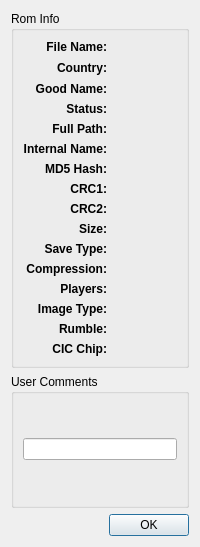
This is main/gui_qt4/rominfodialog.ui in mupen64plus/mupen64plus-oldsvn as Qt 5 draws it before an edit. The edited form follows.
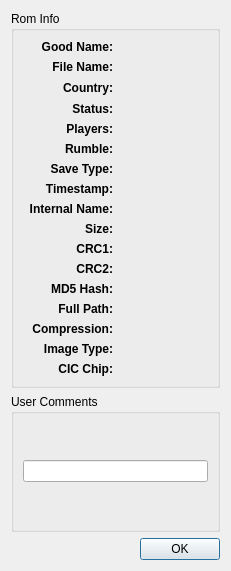
This is the edited form. Custom widgets are drawn as their Qt base class.

Commit message: Somewhat nicer rom properties dialog.

The edit to the form file:
```diff
--- a/main/gui_qt4/rominfodialog.ui
+++ b/main/gui_qt4/rominfodialog.ui
@@ -5,8 +5,8 @@
    <rect>
     <x>0</x>
     <y>0</y>
-    <width>200</width>
-    <height>547</height>
+    <width>231</width>
+    <height>571</height>
    </rect>
   </property>
   <property name="windowTitle" >
@@ -19,7 +19,7 @@
       <string>Rom Info</string>
      </property>
      <layout class="QGridLayout" name="gridLayout" >
-      <item row="0" column="0" >
+      <item row="1" column="0" >
        <widget class="QLabel" name="label_18" >
         <property name="font" >
          <font>
@@ -35,14 +35,14 @@
         </property>
        </widget>
       </item>
-      <item row="0" column="1" >
+      <item row="1" column="1" >
        <widget class="QLabel" name="fileNameLabel" >
         <property name="text" >
          <string/>
         </property>
        </widget>
       </item>
-      <item row="1" column="0" >
+      <item row="3" column="0" >
        <widget class="QLabel" name="label_17" >
         <property name="font" >
          <font>
@@ -58,7 +58,7 @@
         </property>
        </widget>
       </item>
-      <item row="1" column="1" >
+      <item row="3" column="1" >
        <layout class="QHBoxLayout" name="horizontalLayout" >
         <item>
          <widget class="QLabel" name="flagLabel" >
@@ -94,7 +94,30 @@
         </item>
        </layout>
       </item>
-      <item row="2" column="0" >
+      <item row="30" column="0" >
+       <widget class="QLabel" name="label_15" >
+        <property name="font" >
+         <font>
+          <weight>75</weight>
+          <bold>true</bold>
+         </font>
+        </property>
+        <property name="text" >
+         <string>CIC Chip:</string>
+        </property>
+        <property name="alignment" >
+         <set>Qt::AlignRight|Qt::AlignTrailing|Qt::AlignVCenter</set>
+        </property>
+       </widget>
+      </item>
+      <item row="30" column="1" >
+       <widget class="QLabel" name="cicChipLabel" >
+        <property name="text" >
+         <string/>
+        </property>
+       </widget>
+      </item>
+      <item row="0" column="0" >
        <widget class="QLabel" name="label" >
         <property name="font" >
          <font>
@@ -110,15 +133,15 @@
         </property>
        </widget>
       </item>
-      <item row="2" column="1" >
+      <item row="0" column="1" >
        <widget class="QLabel" name="goodNameLabel" >
         <property name="text" >
          <string/>
         </property>
        </widget>
       </item>
-      <item row="3" column="0" >
-       <widget class="QLabel" name="label_2" >
+      <item row="25" column="0" >
+       <widget class="QLabel" name="label_8" >
         <property name="font" >
          <font>
           <weight>75</weight>
@@ -126,22 +149,27 @@
          </font>
         </property>
         <property name="text" >
-         <string>Status:</string>
+         <string>CRC2:</string>
         </property>
         <property name="alignment" >
          <set>Qt::AlignRight|Qt::AlignTrailing|Qt::AlignVCenter</set>
         </property>
        </widget>
       </item>
-      <item row="3" column="1" >
-       <widget class="StarLabel" name="statusLabel" >
+      <item row="25" column="1" >
+       <widget class="QLabel" name="crc2Label" >
+        <property name="font" >
+         <font>
+          <family>Monospace</family>
+         </font>
+        </property>
         <property name="text" >
          <string/>
         </property>
        </widget>
       </item>
-      <item row="4" column="0" >
-       <widget class="QLabel" name="label_4" >
+      <item row="24" column="0" >
+       <widget class="QLabel" name="label_7" >
         <property name="font" >
          <font>
           <weight>75</weight>
@@ -149,21 +177,105 @@
          </font>
         </property>
         <property name="text" >
-         <string>Full Path:</string>
+         <string>CRC1:</string>
         </property>
         <property name="alignment" >
          <set>Qt::AlignRight|Qt::AlignTrailing|Qt::AlignVCenter</set>
         </property>
        </widget>
       </item>
-      <item row="4" column="1" >
-       <widget class="QLabel" name="fullPathLabel" >
+      <item row="24" column="1" >
+       <widget class="QLabel" name="crc1Label" >
+        <property name="font" >
+         <font>
+          <family>Monospace</family>
+         </font>
+        </property>
         <property name="text" >
          <string/>
         </property>
        </widget>
       </item>
-      <item row="5" column="0" >
+      <item row="23" column="0" >
+       <widget class="QLabel" name="label_9" >
+        <property name="font" >
+         <font>
+          <weight>75</weight>
+          <bold>true</bold>
+         </font>
+        </property>
+        <property name="text" >
+         <string>Size:</string>
+        </property>
+        <property name="alignment" >
+         <set>Qt::AlignRight|Qt::AlignTrailing|Qt::AlignVCenter</set>
+        </property>
+       </widget>
+      </item>
+      <item row="23" column="1" >
+       <widget class="QLabel" name="sizeLabel" >
+        <property name="font" >
+         <font>
+          <family>Monospace</family>
+         </font>
+        </property>
+        <property name="text" >
+         <string/>
+        </property>
+       </widget>
+      </item>
+      <item row="26" column="0" >
+       <widget class="QLabel" name="label_6" >
+        <property name="font" >
+         <font>
+          <weight>75</weight>
+          <bold>true</bold>
+         </font>
+        </property>
+        <property name="text" >
+         <string>MD5 Hash:</string>
+        </property>
+        <property name="alignment" >
+         <set>Qt::AlignRight|Qt::AlignTrailing|Qt::AlignVCenter</set>
+        </property>
+       </widget>
+      </item>
+      <item row="26" column="1" >
+       <widget class="QLabel" name="md5HashLabel" >
+        <property name="font" >
+         <font>
+          <family>Monospace</family>
+         </font>
+        </property>
+        <property name="text" >
+         <string/>
+        </property>
+       </widget>
+      </item>
+      <item row="29" column="0" >
+       <widget class="QLabel" name="label_13" >
+        <property name="font" >
+         <font>
+          <weight>75</weight>
+          <bold>true</bold>
+         </font>
+        </property>
+        <property name="text" >
+         <string>Image Type:</string>
+        </property>
+        <property name="alignment" >
+         <set>Qt::AlignRight|Qt::AlignTrailing|Qt::AlignVCenter</set>
+        </property>
+       </widget>
+      </item>
+      <item row="29" column="1" >
+       <widget class="QLabel" name="imageTypeLabel" >
+        <property name="text" >
+         <string/>
+        </property>
+       </widget>
+      </item>
+      <item row="18" column="0" >
        <widget class="QLabel" name="label_5" >
         <property name="font" >
          <font>
@@ -179,7 +291,7 @@
         </property>
        </widget>
       </item>
-      <item row="5" column="1" >
+      <item row="18" column="1" >
        <widget class="QLabel" name="internalNameLabel" >
         <property name="font" >
          <font>
@@ -192,7 +304,7 @@
        </widget>
       </item>
       <item row="6" column="0" >
-       <widget class="QLabel" name="label_6" >
+       <widget class="QLabel" name="label_12" >
         <property name="font" >
          <font>
           <weight>75</weight>
@@ -200,7 +312,7 @@
          </font>
         </property>
         <property name="text" >
-         <string>MD5 Hash:</string>
+         <string>Players:</string>
         </property>
         <property name="alignment" >
          <set>Qt::AlignRight|Qt::AlignTrailing|Qt::AlignVCenter</set>
@@ -208,47 +320,14 @@
        </widget>
       </item>
       <item row="6" column="1" >
-       <widget class="QLabel" name="md5HashLabel" >
-        <property name="font" >
-         <font>
-          <family>Monospace</family>
-         </font>
-        </property>
-        <property name="text" >
-         <string/>
-        </property>
-       </widget>
-      </item>
-      <item row="7" column="0" >
-       <widget class="QLabel" name="label_7" >
-        <property name="font" >
-         <font>
-          <weight>75</weight>
-          <bold>true</bold>
-         </font>
-        </property>
-        <property name="text" >
-         <string>CRC1:</string>
-        </property>
-        <property name="alignment" >
-         <set>Qt::AlignRight|Qt::AlignTrailing|Qt::AlignVCenter</set>
-        </property>
-       </widget>
-      </item>
-      <item row="7" column="1" >
-       <widget class="QLabel" name="crc1Label" >
-        <property name="font" >
-         <font>
-          <family>Monospace</family>
-         </font>
-        </property>
+       <widget class="QLabel" name="playersLabel" >
         <property name="text" >
          <string/>
         </property>
        </widget>
       </item>
       <item row="8" column="0" >
-       <widget class="QLabel" name="label_8" >
+       <widget class="QLabel" name="label_14" >
         <property name="font" >
          <font>
           <weight>75</weight>
@@ -256,7 +335,7 @@
          </font>
         </property>
         <property name="text" >
-         <string>CRC2:</string>
+         <string>Rumble:</string>
         </property>
         <property name="alignment" >
          <set>Qt::AlignRight|Qt::AlignTrailing|Qt::AlignVCenter</set>
@@ -264,46 +343,59 @@
        </widget>
       </item>
       <item row="8" column="1" >
-       <widget class="QLabel" name="crc2Label" >
+       <widget class="QLabel" name="rumbleLabel" >
+        <property name="text" >
+         <string/>
+        </property>
+       </widget>
+      </item>
+      <item row="27" column="0" >
+       <widget class="QLabel" name="label_4" >
         <property name="font" >
          <font>
-          <family>Monospace</family>
+          <weight>75</weight>
+          <bold>true</bold>
          </font>
         </property>
+        <property name="text" >
+         <string>Full Path:</string>
+        </property>
+        <property name="alignment" >
+         <set>Qt::AlignRight|Qt::AlignTrailing|Qt::AlignVCenter</set>
+        </property>
+       </widget>
+      </item>
+      <item row="27" column="1" >
+       <widget class="QLabel" name="fullPathLabel" >
+        <property name="text" >
+         <string/>
+        </property>
+       </widget>
+      </item>
+      <item row="5" column="0" >
+       <widget class="QLabel" name="label_2" >
+        <property name="font" >
+         <font>
+          <weight>75</weight>
+          <bold>true</bold>
+         </font>
+        </property>
+        <property name="text" >
+         <string>Status:</string>
+        </property>
+        <property name="alignment" >
+         <set>Qt::AlignRight|Qt::AlignTrailing|Qt::AlignVCenter</set>
+        </property>
+       </widget>
+      </item>
+      <item row="5" column="1" >
+       <widget class="StarLabel" name="statusLabel" >
         <property name="text" >
          <string/>
         </property>
        </widget>
       </item>
       <item row="9" column="0" >
-       <widget class="QLabel" name="label_9" >
-        <property name="font" >
-         <font>
-          <weight>75</weight>
-          <bold>true</bold>
-         </font>
-        </property>
-        <property name="text" >
-         <string>Size:</string>
-        </property>
-        <property name="alignment" >
-         <set>Qt::AlignRight|Qt::AlignTrailing|Qt::AlignVCenter</set>
-        </property>
-       </widget>
-      </item>
-      <item row="9" column="1" >
-       <widget class="QLabel" name="sizeLabel" >
-        <property name="font" >
-         <font>
-          <family>Monospace</family>
-         </font>
-        </property>
-        <property name="text" >
-         <string/>
-        </property>
-       </widget>
-      </item>
-      <item row="10" column="0" >
        <widget class="QLabel" name="label_10" >
         <property name="font" >
          <font>
@@ -319,14 +411,14 @@
         </property>
        </widget>
       </item>
-      <item row="10" column="1" >
+      <item row="9" column="1" >
        <widget class="QLabel" name="saveTypeLabel" >
         <property name="text" >
          <string/>
         </property>
        </widget>
       </item>
-      <item row="11" column="0" >
+      <item row="28" column="0" >
        <widget class="QLabel" name="label_11" >
         <property name="font" >
          <font>
@@ -342,15 +434,15 @@
         </property>
        </widget>
       </item>
-      <item row="11" column="1" >
+      <item row="28" column="1" >
        <widget class="QLabel" name="compressionLabel" >
         <property name="text" >
          <string/>
         </property>
        </widget>
       </item>
-      <item row="12" column="0" >
-       <widget class="QLabel" name="label_12" >
+      <item row="10" column="0" >
+       <widget class="QLabel" name="label_3" >
         <property name="font" >
          <font>
           <weight>75</weight>
@@ -358,84 +450,15 @@
          </font>
         </property>
         <property name="text" >
-         <string>Players:</string>
+         <string>Timestamp:</string>
         </property>
         <property name="alignment" >
          <set>Qt::AlignRight|Qt::AlignTrailing|Qt::AlignVCenter</set>
         </property>
        </widget>
       </item>
-      <item row="12" column="1" >
-       <widget class="QLabel" name="playersLabel" >
-        <property name="text" >
-         <string/>
-        </property>
-       </widget>
-      </item>
-      <item row="13" column="0" >
-       <widget class="QLabel" name="label_13" >
-        <property name="font" >
-         <font>
-          <weight>75</weight>
-          <bold>true</bold>
-         </font>
-        </property>
-        <property name="text" >
-         <string>Image Type:</string>
-        </property>
-        <property name="alignment" >
-         <set>Qt::AlignRight|Qt::AlignTrailing|Qt::AlignVCenter</set>
-        </property>
-       </widget>
-      </item>
-      <item row="13" column="1" >
-       <widget class="QLabel" name="imageTypeLabel" >
-        <property name="text" >
-         <string/>
-        </property>
-       </widget>
-      </item>
-      <item row="14" column="0" >
-       <widget class="QLabel" name="label_14" >
-        <property name="font" >
-         <font>
-          <weight>75</weight>
-          <bold>true</bold>
-         </font>
-        </property>
-        <property name="text" >
-         <string>Rumble:</string>
-        </property>
-        <property name="alignment" >
-         <set>Qt::AlignRight|Qt::AlignTrailing|Qt::AlignVCenter</set>
-        </property>
-       </widget>
-      </item>
-      <item row="14" column="1" >
-       <widget class="QLabel" name="rumbleLabel" >
-        <property name="text" >
-         <string/>
-        </property>
-       </widget>
-      </item>
-      <item row="15" column="0" >
-       <widget class="QLabel" name="label_15" >
-        <property name="font" >
-         <font>
-          <weight>75</weight>
-          <bold>true</bold>
-         </font>
-        </property>
-        <property name="text" >
-         <string>CIC Chip:</string>
-        </property>
-        <property name="alignment" >
-         <set>Qt::AlignRight|Qt::AlignTrailing|Qt::AlignVCenter</set>
-        </property>
-       </widget>
-      </item>
-      <item row="15" column="1" >
-       <widget class="QLabel" name="cicChipLabel" >
+      <item row="10" column="1" >
+       <widget class="QLabel" name="timestampLabel" >
         <property name="text" >
          <string/>
         </property>
```
The commit also changes 1 other file.
